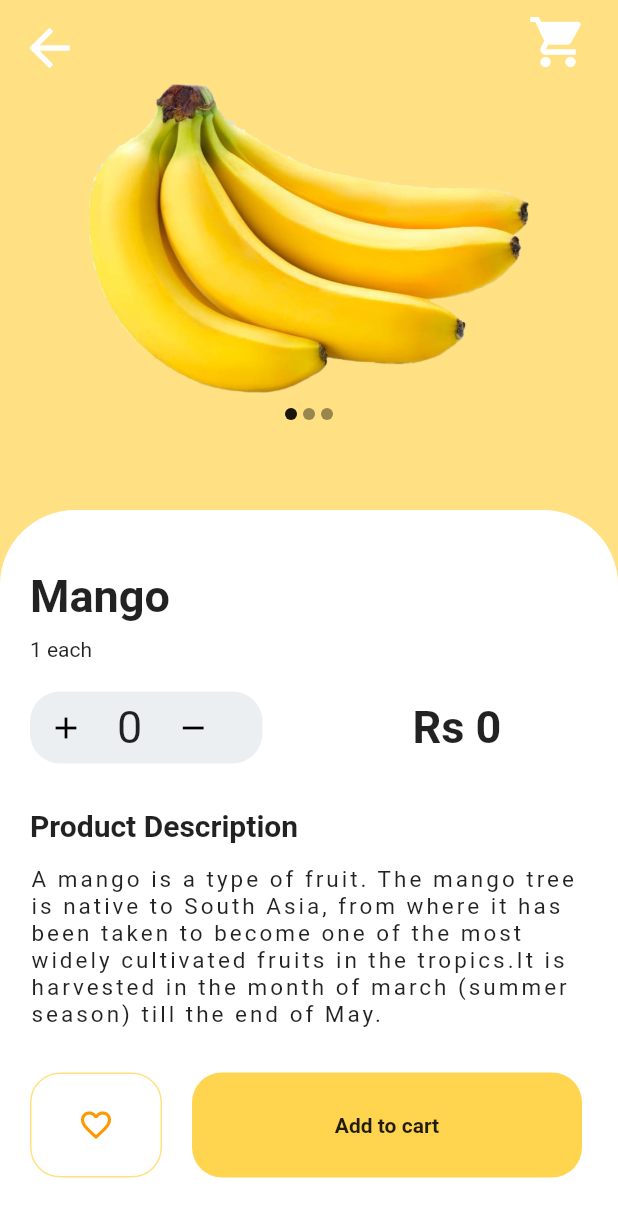
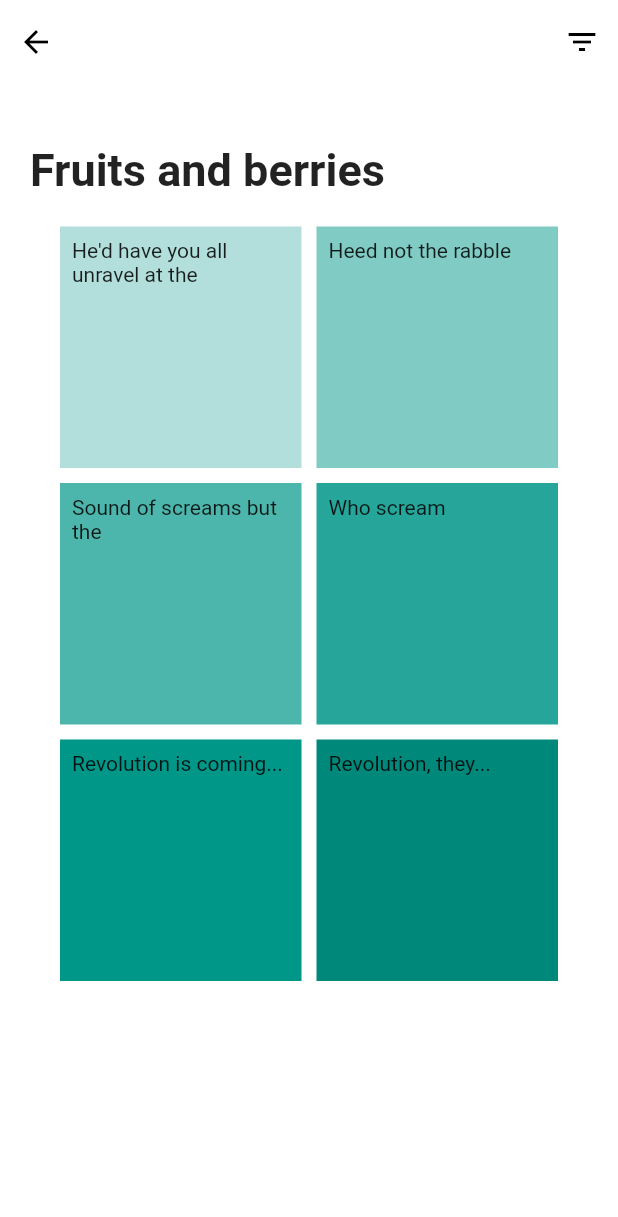
Before and after one commit to khadkabindu/Fruit-App, a Flutter app: the screen it shows after launch, on a phone screen of 412 x 824 dp. Shown: the top 1217 px of the screen. Run offline on Flutter 3.47's test engine with Material 2 defaults, Android fonts, the phone set to English and light mode, and no system bars; drawn by our look-alikes of carousel_slider; missing offline and left inert: flappy_search_bar.

Commit message:
added homescreen

```diff
--- a/lib/counter.dart
+++ b/lib/counter.dart
@@ -34,7 +34,6 @@ class _CounterDesign extends State<CounterDesign> {
             color: Colors.blueGrey[50],
             borderRadius: BorderRadius.circular(20.0),
           ),
-//      width: 140.0,
           child: Row(
             children: <Widget>[
               new IconButton(
--- /dev/null
+++ b/lib/homeScreen.dart
@@ -0,0 +1,101 @@
+import 'package:flutter/material.dart';
+import 'package:flutter_staggered_grid_view/flutter_staggered_grid_view.dart';
+import 'package:flappy_search_bar/flappy_search_bar.dart';
+
+class HomeScreen extends StatefulWidget {
+  @override
+  State<StatefulWidget> createState() {
+    return _HomeScreen();
+  }
+}
+
+class _HomeScreen extends State<HomeScreen> {
+  @override
+  Widget build(BuildContext context) {
+    return Scaffold(
+      backgroundColor: Colors.white,
+      appBar: AppBar(
+        elevation: 0.0,
+        backgroundColor: Colors.white,
+        leading: Row(
+          children: <Widget>[
+            IconButton(
+              icon: Icon(
+                Icons.arrow_back,
+                color: Colors.black,
+              ),
+              onPressed: () {
+                Navigator.pushNamed(context, '/second');
+              },
+            ),
+          ],
+        ),
+        actions: <Widget>[
+          IconButton(
+            icon: Icon(
+              Icons.filter_list,
+              color: Colors.black,
+            ),
+            onPressed: () {},
+          ),
+        ],
+      ),
+      body: Padding(
+        padding: EdgeInsets.all(20.0),
+        child: Column(
+          crossAxisAlignment: CrossAxisAlignment.start,
+          children: <Widget>[
+            SizedBox(
+              height: 20.0,
+            ),
+            Text(
+              'Fruits and berries',
+              style: TextStyle(fontSize: 30.0, fontWeight: FontWeight.bold),
+            ),
+            Flexible(
+              child: GridView.count(
+                primary: false,
+                padding: const EdgeInsets.all(20),
+                crossAxisSpacing: 10,
+                mainAxisSpacing: 10,
+                crossAxisCount: 2,
+                children: <Widget>[
+                  Container(
+                    padding: const EdgeInsets.all(8),
+                    child: const Text("He'd have you all unravel at the"),
+                    color: Colors.teal[100],
+                  ),
+                  Container(
+                    padding: const EdgeInsets.all(8),
+                    child: const Text('Heed not the rabble'),
+                    color: Colors.teal[200],
+                  ),
+                  Container(
+                    padding: const EdgeInsets.all(8),
+                    child: const Text('Sound of screams but the'),
+                    color: Colors.teal[300],
+                  ),
+                  Container(
+                    padding: const EdgeInsets.all(8),
+                    child: const Text('Who scream'),
+                    color: Colors.teal[400],
+                  ),
+                  Container(
+                    padding: const EdgeInsets.all(8),
+                    child: const Text('Revolution is coming...'),
+                    color: Colors.teal[500],
+                  ),
+                  Container(
+                    padding: const EdgeInsets.all(8),
+                    child: const Text('Revolution, they...'),
+                    color: Colors.teal[600],
+                  ),
+                ],
+              ),
+            )
+          ],
+        ),
+      ),
+    );
+  }
+}
--- a/lib/main.dart
+++ b/lib/main.dart
@@ -2,10 +2,14 @@ import 'package:flutter/material.dart';
 import 'package:carousel_slider/carousel_slider.dart';
 
 import 'counter.dart';
+import 'homeScreen.dart';
 import 'image_carousel.dart';
 
 void main() {
-  runApp(FirstScreen());
+  runApp(MaterialApp(initialRoute: '/', routes: {
+    '/': (context) => HomeScreen(),
+    '/second': (context) => FirstScreen(),
+  }));
 }
 
 class FirstScreen extends StatefulWidget {
@@ -40,7 +44,6 @@ class _FirstScreen extends State<FirstScreen> {
                 color: Colors.white,
                 icon: const Icon(
                   Icons.arrow_back,
-                  size: 40.0,
                 ),
                 onPressed: () {},
               ),
@@ -51,7 +54,6 @@ class _FirstScreen extends State<FirstScreen> {
               icon: const Icon(
                 Icons.shopping_cart,
                 color: Colors.white,
-                size: 40.0,
               ),
               onPressed: () {},
             ),
@@ -141,11 +143,11 @@ class _FirstScreen extends State<FirstScreen> {
                                       icon: _isFavorited
                                           ? Icon(
                                               Icons.favorite_border,
-                                              color: Colors.orange,
+                                              color: Colors.amber[300],
                                             )
                                           : Icon(
                                               Icons.favorite,
-                                              color: Colors.orange,
+                                              color: Colors.amber[300],
                                             )),
                                   onPressed: _toggleFavorite,
                                 ),
--- a/pubspec.yaml
+++ b/pubspec.yaml
@@ -23,6 +23,7 @@ environment:
 dependencies:
   flutter:
     sdk: flutter
+  flappy_search_bar: ^1.7.2
 
 
   # The following adds the Cupertino Icons font to your application.
@@ -34,6 +35,7 @@ dependencies:
 dev_dependencies:
   flutter_test:
     sdk: flutter
+
 
 # For information on the generic Dart part of this file, see the
 # following page: https://dart.dev/tools/pub/pubspec
```
Also changed, not shown: pubspec.lock.
